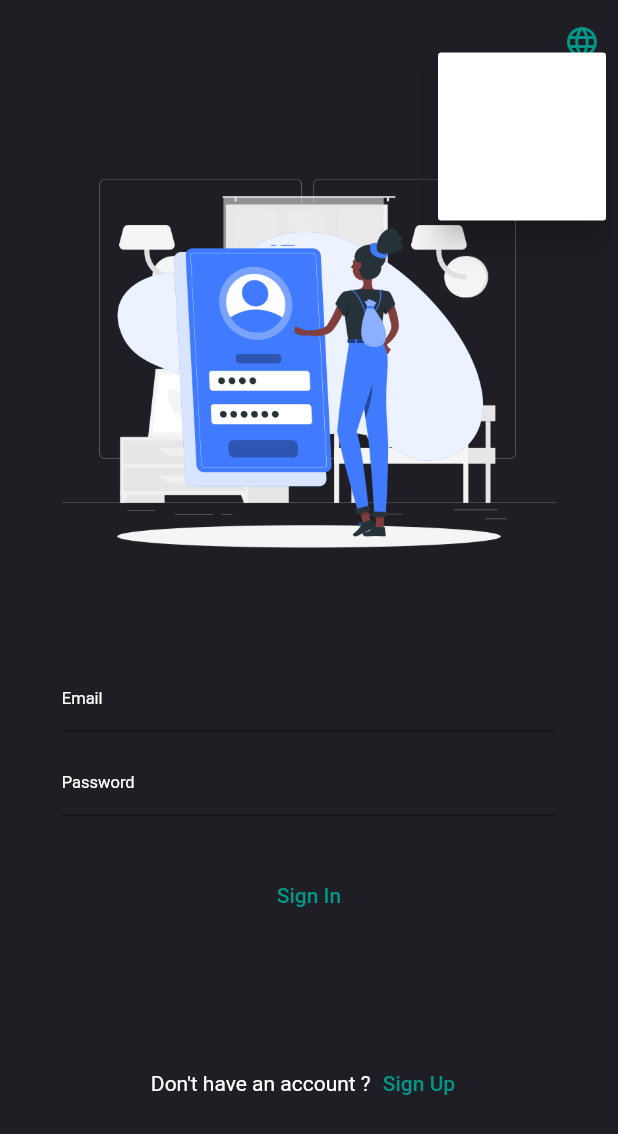
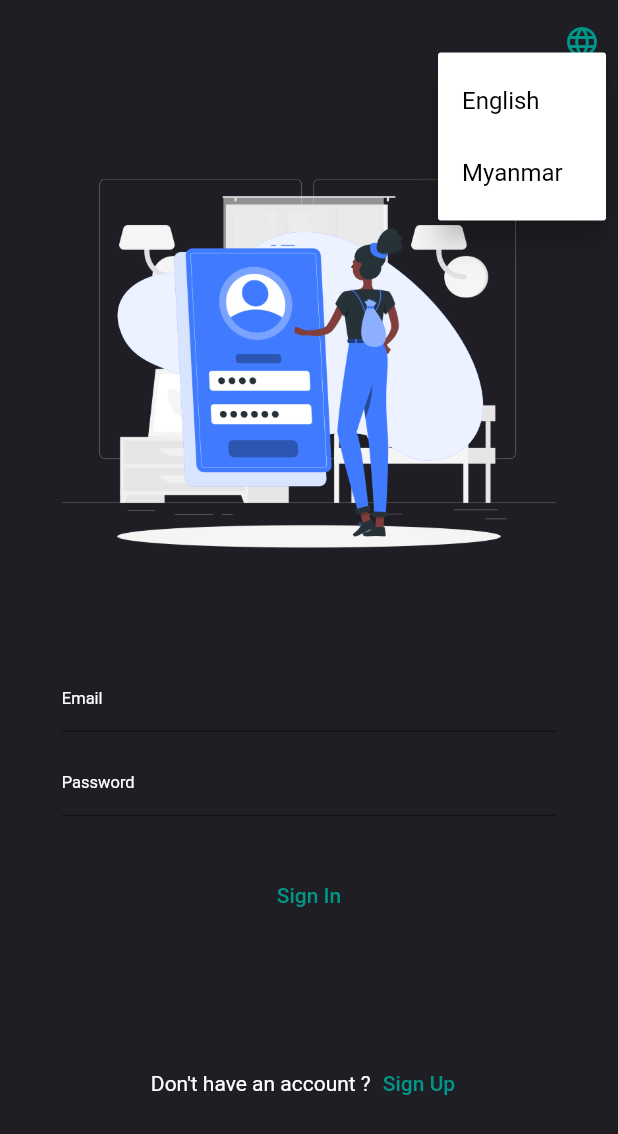
Before and after one commit to MgSuper/memes, a Flutter app: the screen it shows after launch, after a tap on the "language" icon, on a phone screen of 412 x 824 dp. Shown: the top 1134 px of the screen. Run offline on Flutter 3.47's test engine with Material 2 defaults, Android fonts, the phone set to English and light mode, and no system bars; our stand-ins replace cached_network_image, cloud_firestore, equatable, firebase_auth, firebase_core, flutter_spinkit and 6 more; accounts and stored records are empty; network calls fail.

Commit message:
text color

```diff
--- a/lib/presentation/screens/home/home_controller.dart
+++ b/lib/presentation/screens/home/home_controller.dart
@@ -2,16 +2,16 @@ import 'package:get/get.dart';
 import 'package:google_mobile_ads/google_mobile_ads.dart';
 
 class HomeController extends GetxController {
-  final timer = 5.obs;
+  final timer = 3.obs;
 
   void runTimer() {
     Future.delayed(Duration(seconds: 1), () {
       timer.value--;
-      if (timer > 0) {
+      if (timer >= 0) {
         runTimer();
       } else {
         if (Get.isDialogOpen ?? false) Get.back();
-        timer.value = 5;
+        timer.value = 3;
       }
     });
   }
--- a/lib/presentation/widgets/language_menu.dart
+++ b/lib/presentation/widgets/language_menu.dart
@@ -11,7 +11,10 @@ class LanguageMenu extends GetView<LocaleController> {
       itemBuilder: (context) => controller.optionsLocales.entries.map((item) {
         return PopupMenuItem(
           value: item.key,
-          child: Text(item.value['description']),
+          child: Text(
+            item.value['description'],
+            style: TextStyle(color: Colors.black),
+          ),
         );
       }).toList(),
       onSelected: (String newValue) {
--- a/lib/utils/locale/locale_string.dart
+++ b/lib/utils/locale/locale_string.dart
@@ -23,6 +23,7 @@ class LocaleString extends Translations {
           'already_have_account': 'Already have an account?',
           'point': 'Reward',
           'rank': 'Rank',
+          'language': 'Language',
           'ranks': 'Ranks',
           'profile': 'Profile',
           'home': 'Home',
@@ -54,6 +55,7 @@ class LocaleString extends Translations {
           'already_have_account': 'အကောင့်ရှိပီးသားလား ?',
           'point': 'အမှတ်များ',
           'rank': 'အဆင့်',
+          'language': 'ဘာသာစကား',
           'ranks': 'အဆင့်များ',
           'profile': 'ကိုယ်ရေး အကျဉ်း',
           'home': 'ပင်မ စာမျက်နှာ',
```
Also changed, not shown: lib/presentation/screens/bottom_tab_bar/bottom_tab_bar.dart (+13 -12 lines), lib/presentation/screens/home/home_screen.dart (+9 -2 lines), lib/presentation/screens/profile/profile_screen.dart (+3 -17 lines).
